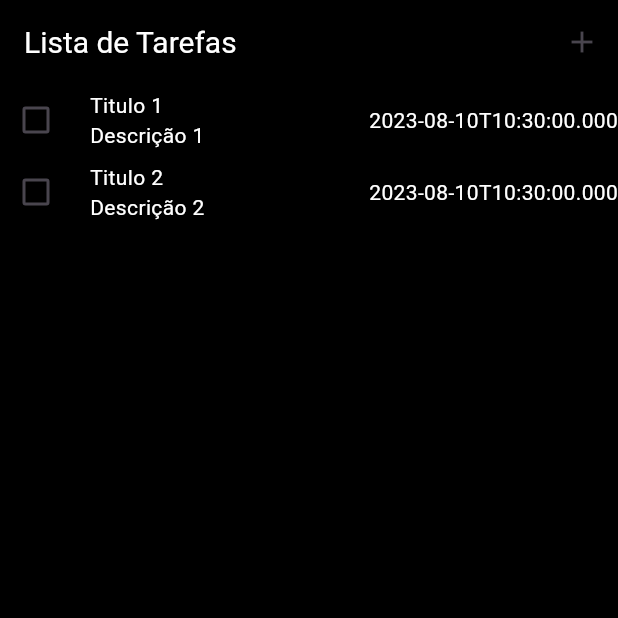
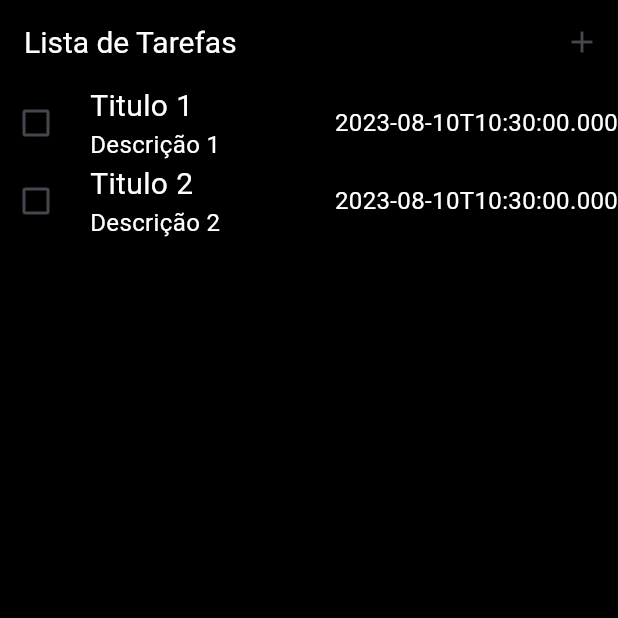
Before and after one commit to lucasfariasm/todo_list_provider, a Flutter app: the screen it shows after launch, on a phone screen of 412 x 824 dp, the top half of it. Run offline on Flutter 3.47's test engine with Material 2 defaults, Android fonts, the phone set to English and light mode, and no system bars.

Commit message:
add text widget customizing

```diff
--- a/lib/features/todos/widgets/todo_checkbox_widget.dart
+++ b/lib/features/todos/widgets/todo_checkbox_widget.dart
@@ -1,4 +1,3 @@
-// ignore_for_file: public_member_api_docs, sort_constructors_first
 import 'package:flutter/material.dart';
 
 import '../../../shared/models/todo_model.dart';
--- a/lib/features/todos/widgets/todo_date_widget.dart
+++ b/lib/features/todos/widgets/todo_date_widget.dart
@@ -1,6 +1,7 @@
 import 'package:flutter/material.dart';
 
 import '../../../shared/models/todo_model.dart';
+import '../../../shared/widgets/texts/text_widget.dart';
 
 class TodoDateWidget extends StatelessWidget {
   final TodoModel todo;
@@ -10,9 +11,8 @@ class TodoDateWidget extends StatelessWidget {
   Widget build(BuildContext context) {
     return Padding(
       padding: const EdgeInsets.only(left: 12),
-      child: Text(
+      child: TextWidget(
         todo.date.toIso8601String(),
-        style: const TextStyle(color: Colors.white),
       ),
     );
   }
--- a/lib/features/todos/widgets/todo_title_and_description_widget.dart
+++ b/lib/features/todos/widgets/todo_title_and_description_widget.dart
@@ -1,6 +1,7 @@
 import 'package:flutter/material.dart';
 
 import '../../../shared/models/todo_model.dart';
+import '../../../shared/widgets/texts/text_widget.dart';
 
 class TodoTitleAndDescriptionWidget extends StatelessWidget {
   final TodoModel todo;
@@ -12,18 +13,13 @@ class TodoTitleAndDescriptionWidget extends StatelessWidget {
       child: Column(
         crossAxisAlignment: CrossAxisAlignment.start,
         children: [
-          Text(
+          TextWidget(
             todo.title,
-            style: const TextStyle(
-              color: Colors.white,
-            ),
+            cFontSize: 20,
           ),
           if (todo.description != null)
-            Text(
+            TextWidget(
               todo.description!,
-              style: const TextStyle(
-                color: Colors.white,
-              ),
             ),
         ],
       ),
--- /dev/null
+++ b/lib/shared/widgets/texts/text_widget.dart
@@ -0,0 +1,25 @@
+import 'package:flutter/material.dart';
+
+class TextWidget extends StatelessWidget {
+  final String text;
+  final double fontSize;
+  final TextAlign? textAlign;
+  const TextWidget(
+    this.text, {
+    double? cFontSize,
+    this.textAlign,
+    super.key,
+  }) : fontSize = cFontSize ?? 16;
+
+  @override
+  Widget build(BuildContext context) {
+    return Text(
+      text,
+      style: TextStyle(
+        fontSize: fontSize,
+        color: Colors.white,
+      ),
+      textAlign: textAlign,
+    );
+  }
+}
```
Also changed, not shown: 1 other file.
